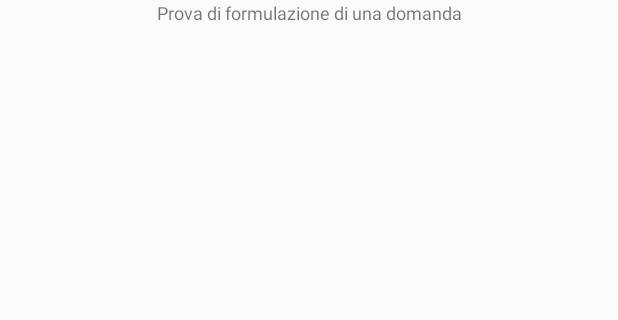
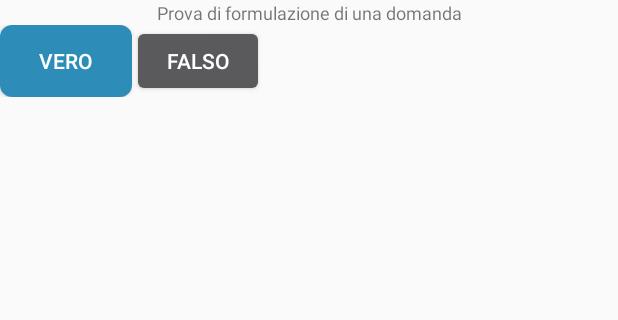
Before and after one commit to esalvucci/TheNewsman, an Android app: the BooleanQuestionActivity screen opened directly, with no data from a screen before it, on a phone screen of 412 x 824 dp, the part 84-404 px from its top. Run offline under Robolectric (Android 15) with nearby library versions, the phone set to English and light mode, and no system bars; our stand-ins replace FlexboxLayout; pictures from the network do not load; 3 statements that could not run were skipped.

Commit message:
Buttons in BooleanQuestionActivity are added rightly to the layout

```diff
--- a/app/src/main/java/it/thenewsman/controller/button/CustomButton.java
+++ /dev/null
@@ -1,37 +0,0 @@
-package it.thenewsman.controller.button;
-
-import android.content.Context;
-import android.support.v7.widget.AppCompatButton;
-import android.view.Gravity;
-
-import com.google.android.flexbox.FlexboxLayout;
-
-import it.thenewsman.R;
-
-/**
- * Created by enrico on 11/5/17.
- */
-
-public class CustomButton extends AppCompatButton {
-
-    private static CustomButton SINGLETON = null;
-
-    private CustomButton(Context context) {
-        super(context);
-    }
-
-    public static CustomButton getInstance(int resource, int gravity, Context context) {
-        if (SINGLETON == null) {
-            synchronized (CustomButton.class) {
-                if (SINGLETON == null) {
-                    SINGLETON = new CustomButton(context);
-                }
-            }
-        }
-
-        SINGLETON.setBackgroundResource(resource);
-        SINGLETON.setGravity(gravity);
-
-        return SINGLETON;
-    }
-}
--- a/app/src/main/java/it/thenewsman/controller/question/BooleanQuestionActivity.java
+++ b/app/src/main/java/it/thenewsman/controller/question/BooleanQuestionActivity.java
@@ -1,14 +1,11 @@
 package it.thenewsman.controller.question;
 
-import android.graphics.PorterDuff;
-import android.support.v7.app.AppCompatActivity;
 import android.os.Bundle;
 import android.view.Gravity;
 import android.view.View;
 import android.view.ViewGroup;
 import android.widget.Button;
 import android.widget.ImageView;
-import android.widget.LinearLayout;
 import android.widget.TextView;
 
 import com.bumptech.glide.Glide;
@@ -17,7 +14,6 @@ import com.google.android.flexbox.FlexboxLayout;
 
 import it.thenewsman.R;
 import it.thenewsman.controller.ToolbarActivity;
-import it.thenewsman.controller.button.CustomButton;
 import it.thenewsman.model.challenge.Challenge;
 import it.thenewsman.model.challenge.UserChallenge;
 import it.thenewsman.model.news.News;
@@ -99,14 +95,14 @@ public class BooleanQuestionActivity extends ToolbarActivity {
 
         FlexboxLayout layout = (FlexboxLayout) findViewById(R.id.content_answer);
 
-        Button trueButton = CustomButton.getInstance(R.drawable.rounded_button, Gravity.CENTER,
-                this.getApplicationContext());
+        Button trueButton = new Button(this);
+        trueButton.setBackgroundResource(R.drawable.rounded_button);
         trueButton.setTextColor(getResources().getColor(R.color.colorAccent));
         trueButton.setText(R.string.boolean_true);
         layout.addView(trueButton);
 
-        Button falseButton = CustomButton.getInstance(R.drawable.rounded_button, Gravity.CENTER,
-                this.getApplicationContext());
+        Button falseButton = new Button(this.getApplicationContext());
+        trueButton.setBackgroundResource(R.drawable.rounded_button);
         falseButton.setTextColor(getResources().getColor(R.color.colorAccent));
         falseButton.setText(R.string.boolean_false);
         layout.addView(falseButton);
--- a/app/src/main/res/layout/activity_boolean_question.xml
+++ b/app/src/main/res/layout/activity_boolean_question.xml
@@ -5,26 +5,9 @@
     android:orientation="vertical" >
 
     <include
-        android:id="@+id/custom_toolbar"
         layout="@layout/custom_toolbar"/>
 
-            <TextView
-                android:id="@+id/question_formulation"
-                android:layout_width="match_parent"
-                android:layout_height="wrap_content"
-                android:textAlignment="center"
-                android:textSize="@dimen/card_text"
-                android:text="Prova di formulazione di una domanda" />
-
-            <LinearLayout
-                android:layout_width="match_parent"
-                android:layout_height="match_parent"
-                android:orientation="vertical"
-                android:id="@+id/challenge_category_linear_layout">
-
-
-            </LinearLayout>
-
-    <include layout="@layout/content_answer_buttons" />
+    <include
+        layout="@layout/content_question"/>
 
 </LinearLayout>
--- a/app/src/main/res/layout/content_answer_buttons.xml
+++ b/app/src/main/res/layout/content_answer_buttons.xml
@@ -5,9 +5,9 @@
     app:flexWrap="wrap"
     app:alignItems="stretch"
     app:alignContent="stretch"
-    android:gravity="center"
+    android:layout_gravity="center"
     android:layout_width="match_parent"
-    android:layout_height="match_parent"
+    android:layout_height="wrap_content"
     android:id="@+id/content_answer">
 
 
--- /dev/null
+++ b/app/src/main/res/layout/content_question.xml
@@ -0,0 +1,26 @@
+<?xml version="1.0" encoding="utf-8"?>
+<LinearLayout
+    xmlns:android="http://schemas.android.com/apk/res/android"
+    xmlns:app="http://schemas.android.com/apk/res-auto"
+    android:layout_width="match_parent"
+    android:layout_height="match_parent"
+    android:orientation="vertical">
+
+    <TextView
+        android:id="@+id/question_formulation"
+        android:layout_width="match_parent"
+        android:layout_height="wrap_content"
+        android:textAlignment="center"
+        android:textSize="@dimen/card_text"
+        android:text="Prova di formulazione di una domanda" />
+
+    <LinearLayout
+        android:orientation="vertical"
+        android:id="@+id/challenge_category_linear_layout"
+        android:layout_width="match_parent"
+        android:layout_height="wrap_content"
+        />
+
+    <include layout="@layout/content_answer_buttons" />
+
+</LinearLayout>
```
